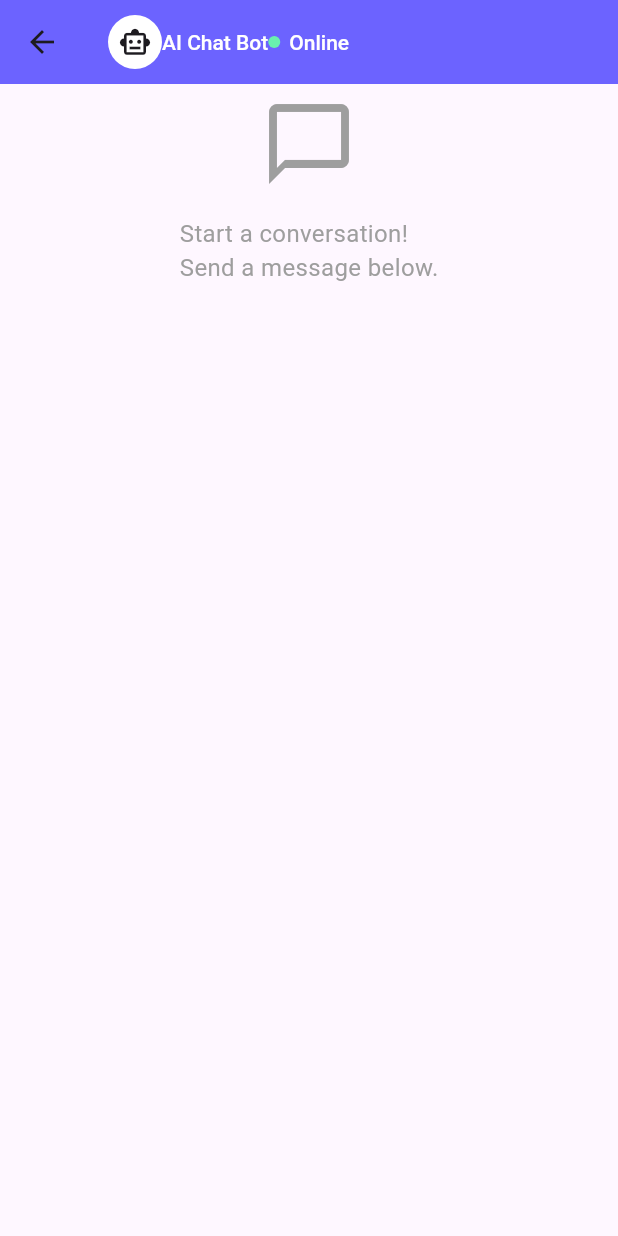
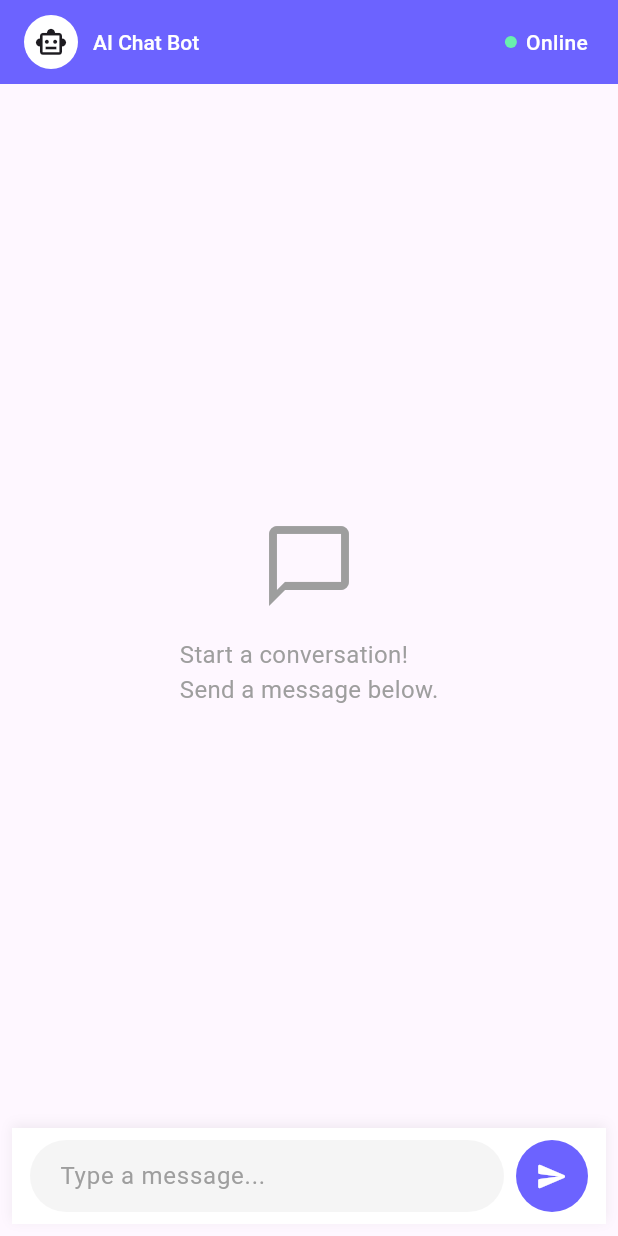
Before and after one commit to nazmulHasanRijvee/LLM-Based-Chat-Bot-App, a Flutter app: the screen it shows after launch, on a phone screen of 412 x 824 dp. Run offline on Flutter 3.47's test engine with Material 3 defaults, Android fonts, the phone set to English and light mode, and no system bars; our stand-ins replace flutter_dotenv.

Commit message:
Completed chat ui and final working

```diff
--- a/lib/core/constants/app_colors.dart
+++ b/lib/core/constants/app_colors.dart
@@ -13,6 +13,7 @@ class AppColors {
   static const Color botText = Color(0xFF1A1A1A);
 
   static const Color inputBackground = Colors.white;
-  static const Color timestamp = Color(0xFF9E9E9E);
+  static const Color userTimestamp = Colors.white54;
+  static const Color botTimeStamp = Colors.black54;
   static const Color error = Color(0xFFE53935);
 }
--- a/lib/core/constants/app_strings.dart
+++ b/lib/core/constants/app_strings.dart
@@ -17,7 +17,7 @@ class AppStrings {
 
   // Chat API
   static final loadKey = dotenv.env['CHAT_API_KEY'] ?? '';
-  static final String apiKey =  'Bearer $loadKey';
+  static String get apiKey =>  'Bearer $loadKey';
 
   static const String baseUrl = 'https://openrouter.ai/api/v1';
   static const String chatUrl = '$baseUrl/chat/completions';
--- a/lib/data/chat_api_service.dart
+++ b/lib/data/chat_api_service.dart
@@ -20,7 +20,7 @@ class ChatApiService {
       final Map<String, String> headers = {
 
         'Content-Type' : 'application/json',
-        'Authorization' : 'Bearer ${AppStrings.apiKey}'
+        'Authorization' : AppStrings.apiKey
 
       };
 
@@ -47,6 +47,8 @@ class ChatApiService {
       final int statusCode = response.statusCode;
 
       final decodedData = jsonDecode(response.body);
+
+      debugPrint('StatusCode => $statusCode\ndata => $decodedData');
 
       if(statusCode == 200 || statusCode == 201){
 
--- a/lib/presentation/screens/chat_screen.dart
+++ b/lib/presentation/screens/chat_screen.dart
@@ -1,6 +1,7 @@
 import 'package:flutter/material.dart';
 import 'package:of27_llm_based_chat_bot_app/core/constants/app_strings.dart';
 import 'package:of27_llm_based_chat_bot_app/presentation/providers/chat_provider.dart';
+import 'package:of27_llm_based_chat_bot_app/presentation/widgets/chat_input_field.dart';
 import 'package:of27_llm_based_chat_bot_app/presentation/widgets/empty_chat.dart';
 import 'package:of27_llm_based_chat_bot_app/presentation/widgets/message_bubble.dart';
 import 'package:of27_llm_based_chat_bot_app/presentation/widgets/typing_indicator.dart';
@@ -40,6 +41,8 @@ class _ChatScreenState extends State<ChatScreen> {
               child: Icon(Icons.smart_toy_outlined, size: 22),
             ),
 
+            const SizedBox(width: 10),
+
             Text(
               AppStrings.appName,
               style: const TextStyle(
@@ -49,6 +52,13 @@ class _ChatScreenState extends State<ChatScreen> {
               ),
             ),
 
+            const SizedBox(width: 10),
+
+          ],
+
+        ),
+
+        actions: [
           Container(
             height: 8,
             width: 8,
@@ -64,11 +74,9 @@ class _ChatScreenState extends State<ChatScreen> {
                 fontSize: 14,
                 fontWeight: .w500
             ),
-            )
-
+          ),
+          const SizedBox(width: 20)
         ],
-
-        ),
 
       ),
 
@@ -84,7 +92,7 @@ class _ChatScreenState extends State<ChatScreen> {
 
                   Expanded(
                       child: provider.messages.isEmpty && !provider.isLoading
-                          ? EmptyChat()
+                          ? const Center(child: EmptyChat())
                           : ListView.builder(
                             itemCount: provider.messages.length + (provider.isLoading ? 1 : 0),
                             itemBuilder: (BuildContext context, int index) {
@@ -93,13 +101,22 @@ class _ChatScreenState extends State<ChatScreen> {
 
                               return MessageBubble(messageEntity: provider.messages[index]);
 
-
-
                           }
                       )
                   ),
 
+                  ChatInputField(
+                      onSend: (text) async {
 
+                        final isSuccess = await provider.sendMessage(text);
+
+                        if(!isSuccess){
+                          throw Exception('${provider.errorMessage}');
+                        }
+
+                      },
+                      isLoading: provider.isLoading
+                  )
 
                 ],
 
--- a/lib/presentation/screens/splash_screen.dart
+++ b/lib/presentation/screens/splash_screen.dart
@@ -40,9 +40,15 @@ class _SplashScreenState extends State<SplashScreen> with SingleTickerProviderSt
 
     await Future.delayed(const Duration(seconds: 3), () {
       if(!mounted) return;
-      Navigator.pushNamed(context, ChatScreen.routeName);
+      Navigator.pushReplacementNamed(context, ChatScreen.routeName);
     });
 
+  }
+
+  @override
+  void dispose() {
+    _animationController.dispose();
+    super.dispose();
   }
 
   @override
--- a/lib/presentation/widgets/chat_input_field.dart
+++ b/lib/presentation/widgets/chat_input_field.dart
@@ -1,17 +1,20 @@
 import 'package:flutter/material.dart';
+
+import '../../core/constants/app_colors.dart';
+import '../../core/constants/app_strings.dart';
 
 class ChatInputField extends StatefulWidget {
 
   final ValueChanged<String> onSend;
   final bool isLoading;
-  final String? hinText;
+  final String? hintText;
   final IconData? sendIcon;
 
   const ChatInputField({
     super.key,
     required this.onSend,
     required this.isLoading,
-    this.hinText,
+    this.hintText,
     this.sendIcon
   });
 
@@ -40,7 +43,78 @@ class _ChatInputFieldState extends State<ChatInputField> {
   Widget build(BuildContext context) {
 
     return Container(
+      padding: const EdgeInsets.symmetric(horizontal: 12, vertical: 8),
+      decoration: BoxDecoration(
+        color: AppColors.inputBackground,
+        boxShadow: [
+          BoxShadow(
+            color: Colors.black.withValues(alpha: 0.06),
+            blurRadius: 6,
+            offset: const Offset(0, -2),
+          ),
+        ],
+      ),
+      child: SafeArea(
+        top: false,
+        child: Row(
+          children: [
+            // Text field
+            Expanded(
+              child: TextField(
+                controller: _controller,
+                enabled: !widget.isLoading,
+                textCapitalization: TextCapitalization.sentences,
+                maxLines: 4,
+                minLines: 1,
+                onSubmitted: (text) => _handleSend(),
+                decoration: InputDecoration(
+                  hintText: widget.hintText ?? AppStrings.inputHint,
+                  hintStyle: const TextStyle(color: Colors.grey),
+                  filled: true,
+                  fillColor: AppColors.background,
+                  contentPadding: const EdgeInsets.symmetric(
+                    horizontal: 16,
+                    vertical: 10,
+                  ),
+                  border: OutlineInputBorder(
+                    borderRadius: BorderRadius.circular(24),
+                    borderSide: BorderSide.none,
+                  ),
+                ),
+              ),
+            ),
+            const SizedBox(width: 8),
 
+            // Send button
+            GestureDetector(
+              onTap: _handleSend,
+              child: Container(
+                width: 48,
+                height: 48,
+                decoration: BoxDecoration(
+                  color: widget.isLoading
+                      ? Colors.grey.shade300
+                      : AppColors.primary,
+                  shape: BoxShape.circle,
+                ),
+                child: widget.isLoading
+                    ? const Padding(
+                  padding: EdgeInsets.all(12),
+                  child: CircularProgressIndicator(
+                    strokeWidth: 2,
+                    color: Colors.white,
+                  ),
+                )
+                    : Icon(
+                  widget.sendIcon ?? Icons.send_rounded,
+                  color: Colors.white,
+                  size: 22,
+                ),
+              ),
+            ),
+          ],
+        ),
+      ),
     );
 
   }
--- a/lib/presentation/widgets/empty_chat.dart
+++ b/lib/presentation/widgets/empty_chat.dart
@@ -8,8 +8,7 @@ class EmptyChat extends StatelessWidget {
   @override
   Widget build(BuildContext context) {
 
-    return Center(
-
+    return SingleChildScrollView(
       child: Column(
 
         children: [
@@ -21,7 +20,6 @@ class EmptyChat extends StatelessWidget {
         ],
 
       ),
-
     );
 
   }
--- a/lib/presentation/widgets/message_bubble.dart
+++ b/lib/presentation/widgets/message_bubble.dart
@@ -44,7 +44,7 @@ class MessageBubble extends StatelessWidget {
 
         child: Column(
 
-          crossAxisAlignment: .end,
+          crossAxisAlignment: isUser ? .end : .start,
           mainAxisSize: .min,
 
           children: [
@@ -60,7 +60,7 @@ class MessageBubble extends StatelessWidget {
             const SizedBox(height: 4),
             Text(
               _formatTime(messageEntity.time),
-              style: const TextStyle(color: AppColors.timestamp, fontSize: 11),
+              style: TextStyle(color: isUser ? AppColors.userTimestamp : AppColors.botTimeStamp, fontSize: 11),
             )
 
           ],
@@ -76,7 +76,7 @@ class MessageBubble extends StatelessWidget {
 
     final hour = time.hour.toString().padLeft(2, '0');
     final minutes = time.minute.toString().padLeft(2, '0');
-    return '$hour:$minutes}';
+    return '$hour:$minutes';
 
   }
 
```
Lines whose indentation alone changed are shown as unchanged.
